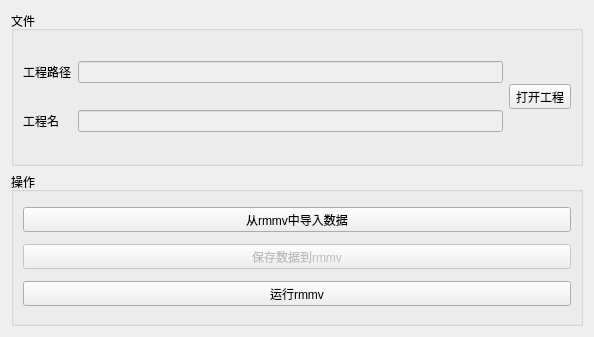
Qt form DrillGIFActionSequenceEditor/Source/RmmvInteractiveModule/operateBoard/p_RmmvOperateBoard.ui (DrillUp/DrillGIFActionSequenceEditor) before a commit.
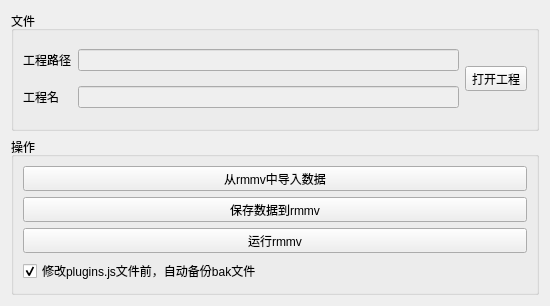
The same form after that commit. Icons and pictures are not drawn.

Commit message: 完成rmmv数据存储，转移文件功能。

```diff
--- a/DrillGIFActionSequenceEditor/Source/RmmvInteractiveModule/operateBoard/p_RmmvOperateBoard.ui
+++ b/DrillGIFActionSequenceEditor/Source/RmmvInteractiveModule/operateBoard/p_RmmvOperateBoard.ui
@@ -6,8 +6,8 @@
    <rect>
     <x>0</x>
     <y>0</y>
-    <width>594</width>
-    <height>337</height>
+    <width>550</width>
+    <height>306</height>
    </rect>
   </property>
   <property name="windowTitle">
@@ -51,8 +51,8 @@
         </property>
         <property name="iconSize">
          <size>
-          <width>48</width>
-          <height>48</height>
+          <width>40</width>
+          <height>40</height>
          </size>
         </property>
         <property name="toolButtonStyle">
@@ -100,8 +100,8 @@
         </property>
         <property name="iconSize">
          <size>
-          <width>48</width>
-          <height>48</height>
+          <width>40</width>
+          <height>40</height>
          </size>
         </property>
         <property name="toolButtonStyle">
@@ -111,9 +111,6 @@
       </item>
       <item>
        <widget class="QToolButton" name="toolButton_save">
-        <property name="enabled">
-         <bool>false</bool>
-        </property>
         <property name="sizePolicy">
          <sizepolicy hsizetype="Preferred" vsizetype="Fixed">
           <horstretch>0</horstretch>
@@ -129,8 +126,8 @@
         </property>
         <property name="iconSize">
          <size>
-          <width>48</width>
-          <height>48</height>
+          <width>40</width>
+          <height>40</height>
          </size>
         </property>
         <property name="toolButtonStyle">
@@ -155,8 +152,8 @@
         </property>
         <property name="iconSize">
          <size>
-          <width>48</width>
-          <height>48</height>
+          <width>40</width>
+          <height>40</height>
          </size>
         </property>
         <property name="toolButtonStyle">
@@ -164,6 +161,16 @@
         </property>
        </widget>
       </item>
+      <item>
+       <widget class="QCheckBox" name="checkBox">
+        <property name="text">
+         <string>修改plugins.js文件前，自动备份bak文件</string>
+        </property>
+        <property name="checked">
+         <bool>true</bool>
+        </property>
+       </widget>
+      </item>
      </layout>
     </widget>
    </item>
```
The commit also changes 15 other files.
